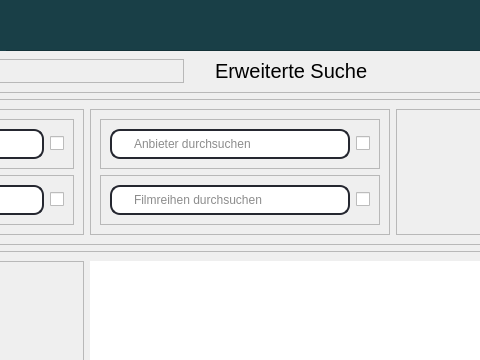
This is filmdatebank3/advancedsearch.ui in carlos1234532/Filmdatenbank as Qt 5 draws it before an edit; both pictures show x 235 to 715 and y 0 to 360 of the 1104 by 624 pixel window. The edited form follows.
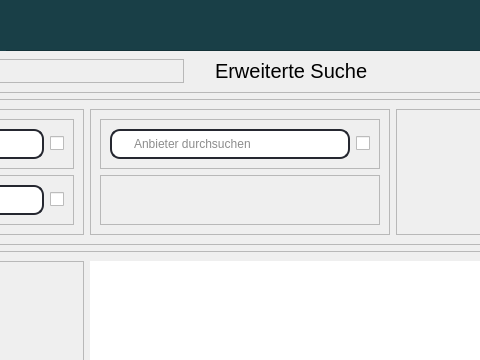
This is the edited form.

Patch:
```diff
--- a/filmdatebank3/advancedsearch.ui
+++ b/filmdatebank3/advancedsearch.ui
@@ -299,42 +299,7 @@
              <property name="frameShadow">
               <enum>QFrame::Raised</enum>
              </property>
-             <layout class="QHBoxLayout" name="horizontalLayout_8">
-              <item>
-               <widget class="QLineEdit" name="lineEdit">
-                <property name="minimumSize">
-                 <size>
-                  <width>200</width>
-                  <height>30</height>
-                 </size>
-                </property>
-                <property name="styleSheet">
-                 <string notr="true">QLineEdit{
-border: 2px solid rgb(37,39,48);
-border-radius: 10px;
-color: rgb(26, 26, 26);
-padding-left: 20px;
-padding-right:20px;
-height: 40px;
-width: 40px;
-border-bottom: 2px solid rgb(37,39,48);
-border-bottom-left-radius: 10px; 
-border-bottom-right-radius: 10px;
-}</string>
-                </property>
-                <property name="placeholderText">
-                 <string>Filmreihen durchsuchen</string>
-                </property>
-               </widget>
-              </item>
-              <item>
-               <widget class="QCheckBox" name="filmreiheCheckBox_4">
-                <property name="text">
-                 <string/>
-                </property>
-               </widget>
-              </item>
-             </layout>
+             <layout class="QHBoxLayout" name="horizontalLayout_8"/>
             </widget>
            </item>
           </layout>
```
